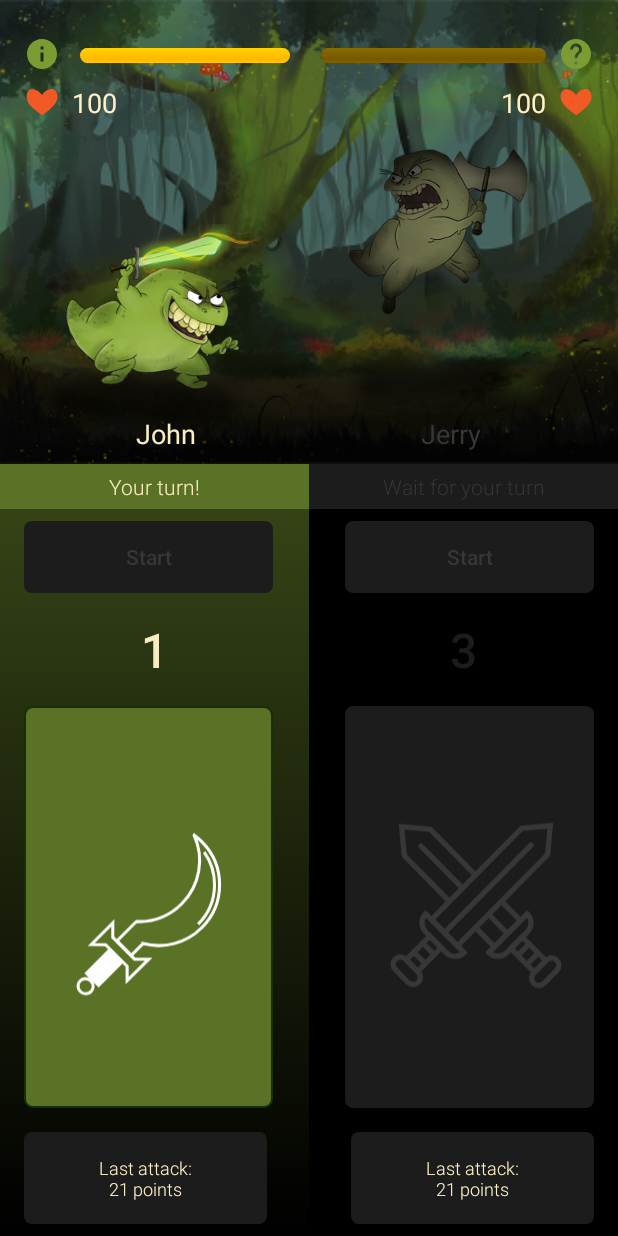
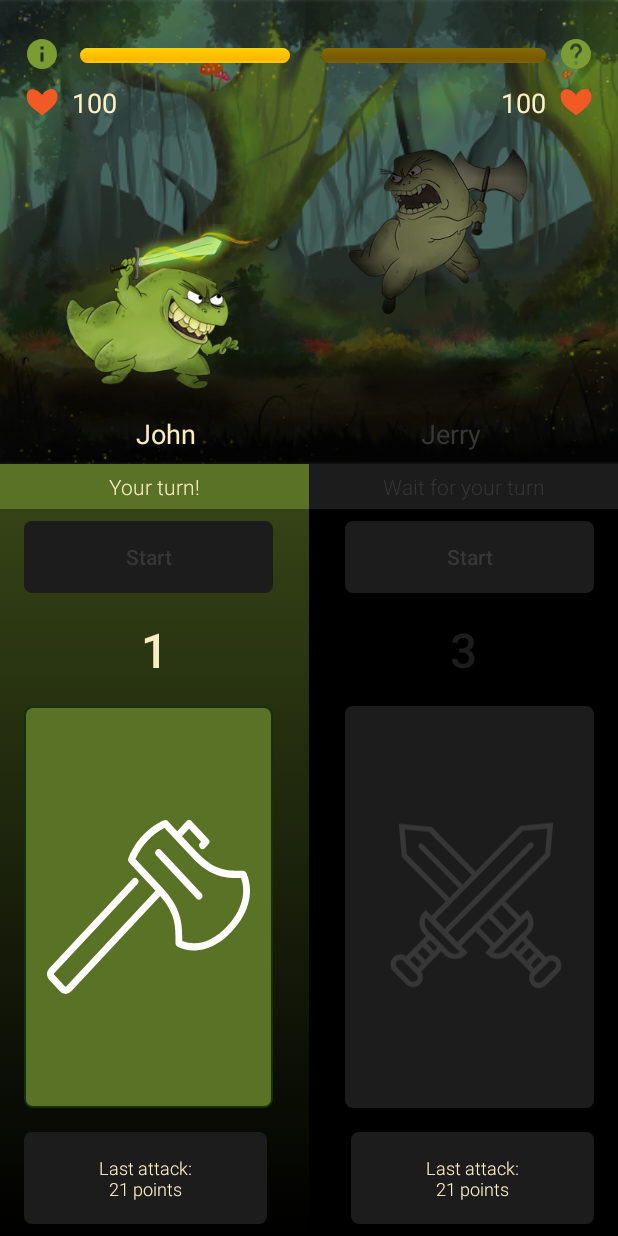
Before and after one commit to suwalszczyzna/MadTadpoles, an Android app: the screen it shows after launch (MainActivity), after a tap on "Start", on a phone screen of 412 x 824 dp. Run offline under Robolectric (Android 15) with nearby library versions, the phone set to English and light mode, and no system bars; Roboto replaces fonts that are not available here.

Commit message:
Added new guns

```diff
--- a/app/src/main/java/com/example/android/madtadpoles/Dialog.java
+++ b/app/src/main/java/com/example/android/madtadpoles/Dialog.java
@@ -18,9 +18,6 @@ public class Dialog extends AppCompatDialogFragment {
 
     private EditText editKM, editKT;
     private DialogListener listener;
-
-
-
 
 
     @Override
--- a/app/src/main/java/com/example/android/madtadpoles/MainActivity.java
+++ b/app/src/main/java/com/example/android/madtadpoles/MainActivity.java
@@ -25,14 +25,13 @@ public class MainActivity extends AppCompatActivity implements Dialog.DialogList
 
     public int mainCounterKM = 3;
     public int mainCounterKT = 3;
-    boolean isCounterKMworking, isCounterKTworking;
     boolean isAttackHitted = false;
     public CountDownTimer countDownTimerKM, countDownTimerKT; // Ola's code
 
 
     Button helpButton;
     TextView textViewKM, textViewKT;
-    Gun[] guns = new Gun[3];
+    Gun[] guns = new Gun[7];
 
     protected void onCreate(Bundle savedInstanceState) {
         super.onCreate(savedInstanceState);
@@ -59,7 +58,7 @@ public class MainActivity extends AppCompatActivity implements Dialog.DialogList
         helpButton.setOnClickListener(new View.OnClickListener() {
             @Override
             public void onClick(View view) {
-                openDialog();
+                openChangeNamesDialog();
             }
         });
 
@@ -244,7 +243,7 @@ public class MainActivity extends AppCompatActivity implements Dialog.DialogList
         labelCounterKT.setText(String.valueOf(mainCounterKT));
     }
 
-    public void openDialog(){
+    public void openChangeNamesDialog(){
         Dialog dialog = new Dialog();
         dialog.show(getSupportFragmentManager(),"dialog");
     }
@@ -339,22 +338,26 @@ public class MainActivity extends AppCompatActivity implements Dialog.DialogList
 
     public void createGuns(){
 
-        guns[0] = new Gun(15,R.drawable.ic_miecz);
-        guns[1] = new Gun(25,R.drawable.ic_arc);
-        guns[2] = new Gun(35, R.drawable.ic_sickle);
+        guns[0] = new Gun(4,R.drawable.ic_miecz);
+        guns[1] = new Gun(6,R.drawable.ic_arc);
+        guns[2] = new Gun(15, R.drawable.ic_sickle);
+        guns[3] = new Gun(10,R.drawable.ic_axe);
+        guns[4] = new Gun(5,R.drawable.ic_baseball);
+        guns[5] = new Gun(30,R.drawable.ic_bomb);
+        guns[6] = new Gun(50,R.drawable.ic_bigbomb);
 
     }
     public int i = 0;
     public void startWeaponKMCounter(){
 
         final ImageButton attackKMButton = (ImageButton) findViewById(R.id.KMBtnAttack);
-        new CountDownTimer(4000, 80){
+        new CountDownTimer(4000, 120){
             @Override
             public void onTick(long l) {
 
                 attackKMButton.setImageResource(guns[i].icon);
                 i++;
-                if (i>2){
+                if (i>6){
                     i = 0;
                 }
                 if(isAttackHitted){
@@ -389,7 +392,7 @@ public class MainActivity extends AppCompatActivity implements Dialog.DialogList
 
                 attackKTButton.setImageResource(guns[i].icon);
                 i++;
-                if (i>2){
+                if (i>6){
                     i = 0;
                 }
                 if(isAttackHitted){
--- /dev/null
+++ b/app/src/main/res/drawable/ic_axe.xml
@@ -0,0 +1,5 @@
+<vector android:height="24dp" android:viewportHeight="140.58"
+    android:viewportWidth="175.76" android:width="28dp" xmlns:android="http://schemas.android.com/apk/res/android">
+    <path android:fillColor="#FFF" android:pathData="M98.65,24.29a2.93,2.93 0,0 0,-4.14 4.14l35.14,35.14a2.93,2.93 0,0 0,4.14 -4.14ZM98.65,24.29"/>
+    <path android:fillColor="#FFF" android:pathData="M172.34,42.46A2.94,2.94 0,0 0,169.8 41l-5.13,0c-10.51,0 -21.11,-1.17 -35.22,-15.28l-12.6,-12.58L123,7.06l10.49,10.49 -0.86,0.85a2.93,2.93 0,1 0,4.11 4.18l3,-2.92a2.93,2.93 0,0 0,0 -4.16L125.06,0.86a2.93,2.93 0,0 0,-4.14 0L112.7,9 104.5,0.86a2.93,2.93 0,0 0,-3 -0.7C101.12,0.28 92,3.41 82.85,12.57S70.51,30.89 70.38,31.27a2.93,2.93 0,0 0,0.7 3L93.93,57.13 17,134.06a2.42,2.42 0,0 1,-0.9 0.66,2 2,0 0,1 -0.83,-0.6l-8.84,-8.84a1.92,1.92 0,0 1,-0.58 -0.82,1.93 1.93,0 0,1 0.59,-0.84L78.2,51.85a2.93,2.93 0,1 0,-4.14 -4.14L2.31,119.48c-3.07,3.07 -3.07,6.88 0,9.94l8.84,8.84a7,7 0,0 0,5 2.32,7.19 7.19,0 0,0 5.05,-2.38L98,61.32C111.4,75.69 111.33,86.51 111.23,97v2.57a2.94,2.94 0,0 0,1.48 2.54,31.56 31.56,0 0,0 14.63,3.31c7.9,0 20,-2.69 32.82,-15.5C185,65.07 172.86,43.37 172.34,42.46ZM156,85.78c-9.15,9.15 -18.79,13.78 -28.68,13.78a28.13,28.13 0,0 1,-10.24 -1.87L117.08,97c0.1,-11.05 0.23,-24.81 -17,-42L76.6,31.52A51.39,51.39 0,0 1,87 16.71,50.75 50.75,0 0,1 101.74,6.37l23.57,23.52c15.68,15.68 28,17 39.36,17l3.29,0c2,4.82 6.34,20.62 -12,38.91ZM156,85.78"/>
+</vector>
--- /dev/null
+++ b/app/src/main/res/drawable/ic_baseball.xml
@@ -0,0 +1,4 @@
+<vector android:height="24dp" android:viewportHeight="140.91"
+    android:viewportWidth="140.84" android:width="24dp" xmlns:android="http://schemas.android.com/apk/res/android">
+    <path android:fillColor="#FFF" android:pathData="M140,10.62a3.56,3.56 0,0 0,-0.29 -0.36l-9,-9c-1,-1 -3.76,-2.81 -8.56,1l-0.2,0.2A8,8 0,0 0,119.47 8a4.61,4.61 0,0 0,1.31 3.3l0.1,0.1L4.18,117l-0.1,0.1a13.92,13.92 0,0 0,9.74 23.79,14.84 14.84,0 0,0 10,-4l0.1,-0.06L129.7,20.23l0.1,0.1a1.62,1.62 0,0 0,0.36 0.29,4.72 4.72,0 0,0 2.71,0.82 8.31,8.31 0,0 0,5.69 -2.75c2.35,-2.52 3,-5.82 1.47,-8.07ZM20.36,133.29c-3.92,3.53 -9.31,3.53 -12.85,0a9,9 0,0 1,-2.65 -6.41,8.91 8.91,0 0,1 2.61,-6.37L76.35,58.18l6.54,6.18ZM86.19,60.73 L80,54.88 85,50.43l5.69,5.39ZM94,52.19l-5.39,-5.07 4.93,-4.44 4.9,4.61ZM101.71,43.63 L97.17,39.35L124.27,14.8l1.86,1.86ZM135,15.13a3.68,3.68 0,0 1,-2.16 1.31l-8.53,-8.5a3.59,3.59 0,0 1,1 -1.86,5.78 5.78,0 0,1 2.06,-1.18l8.53,8.5a2.69,2.69 0,0 1,-0.91 1.73ZM135,15.13"/>
+</vector>
--- /dev/null
+++ b/app/src/main/res/drawable/ic_bigbomb.xml
@@ -0,0 +1,10 @@
+<vector android:height="40dp" android:viewportHeight="161.84"
+    android:viewportWidth="86.45" android:width="24dp" xmlns:android="http://schemas.android.com/apk/res/android">
+    <path android:fillColor="#FFF" android:pathData="M32.44,67.43H19.49a2.7,2.7 0,1 1,0 -5.39H32.44a2.7,2.7 0,1 1,0 5.39Z"/>
+    <path android:fillColor="#FFF" android:pathData="M43.23,62a8,8 0,0 1,-8.09 -8.09V2.7A2.55,2.55 0,0 1,37.83 0H48.62a2.55,2.55 0,0 1,2.7 2.7V53.95A8,8 0,0 1,43.23 62ZM40.53,5.39V53.95a2.7,2.7 0,1 0,5.39 0V5.39Z"/>
+    <path android:fillColor="#FFF" android:pathData="M43.23,161.84a32.29,32.29 0,0 1,-32.37 -32.37V100.61A116.14,116.14 0,0 1,35.67 29.13a2.55,2.55 0,0 1,3 -0.81,2.59 2.59,0 0,1 1.89,2.43v23.2a2.7,2.7 0,1 0,5.39 0V30.75a2.59,2.59 0,0 1,1.89 -2.43,3 3,0 0,1 3,0.81A116.72,116.72 0,0 1,75.6 100.61v28.86A32.29,32.29 0,0 1,43.23 161.84ZM35.14,39.11a110.91,110.91 0,0 0,-18.88 61.5v28.86a27,27 0,0 0,53.95 0V100.61a110.91,110.91 0,0 0,-18.88 -61.5V53.95a8.09,8.09 0,0 1,-16.18 0Z"/>
+    <path android:fillColor="#FFF" android:pathData="M62.38,56.1h-0.81a4.84,4.84 0,0 1,-1.89 -1.35A110.39,110.39 0,0 0,46.19 32.64,3.83 3.83,0 0,1 45.66,31V16.18a2.59,2.59 0,0 1,1.89 -2.43L77.21,3a2.62,2.62 0,0 1,2.43 0.27c0.81,0.27 1.08,1.08 1.35,1.89l5.39,32.37a2.56,2.56 0,0 1,-1.08 2.7L64,55.57A3.83,3.83 0,0 1,62.38 56.1ZM51.32,29.94A130.35,130.35 0,0 1,63.46 49.36L80.72,36.68 76.13,9.17l-24.82,8.9Z"/>
+    <path android:fillColor="#FFF" android:pathData="M24.08,56.1a3.83,3.83 0,0 1,-1.62 -0.54L1.15,40.19a2.56,2.56 0,0 1,-1.08 -2.7L5.46,5.12c0,-0.81 0.54,-1.35 1.35,-1.89A2.16,2.16 0,0 1,9 3L38.64,13.76a2.59,2.59 0,0 1,1.89 2.43V30.75A3.83,3.83 0,0 1,40 32.37,103.32 103.32,0 0,0 26.5,54.49a2,2 0,0 1,-1.89 1.35C24.35,55.83 24.35,56.1 24.08,56.1ZM5.73,36.68 L23,49.36A145.81,145.81 0,0 1,35.14 29.94V18.07L10.32,9.17Z"/>
+    <path android:fillColor="#FFF" android:pathData="M43.23,161.84h-0.54c-17.53,-0.27 -31.83,-15.11 -31.83,-33.18v-4.59a3.33,3.33 0,0 1,1.08 -2.16,2.62 2.62,0 0,1 2.43,-0.27l0.54,0.27a81.08,81.08 0,0 0,56.37 0l0.54,-0.27a2.62,2.62 0,0 1,2.43 0.27,2.45 2.45,0 0,1 1.08,2.16v5.39a32.9,32.9 0,0 1,-9.71 23.2A31.17,31.17 0,0 1,43.23 161.84ZM16.23,127.84v0.54c0,15.11 11.87,27.78 26.43,28.05a27.32,27.32 0,0 0,19.42 -7.82,27 27,0 0,0 8.09,-19.15v-1.62A87.75,87.75 0,0 1,16.25 127.85Z"/>
+    <path android:fillColor="#FFF" android:pathData="M27,78.22H16.25a2.7,2.7 0,0 1,0 -5.39H27a2.7,2.7 0,1 1,0 5.39Z"/>
+</vector>
--- /dev/null
+++ b/app/src/main/res/drawable/ic_bomb.xml
@@ -0,0 +1,23 @@
+<vector android:height="24dp" android:viewportHeight="152.51"
+    android:viewportWidth="139.43" android:width="24dp" xmlns:android="http://schemas.android.com/apk/res/android">
+    <path android:fillColor="#FFF" android:pathData="M120.71,26.73L99.79,26.73A10.64,10.64 0,0 1,89.16 16.11a15.53,15.53 0,1 0,-31.05 0L58.11,21.5h-8A5.07,5.07 0,0 0,45 26.57L45,34a60,60 0,1 0,31.05 0L76.05,26.57A5.07,5.07 0,0 0,71 21.5L63,21.5L63,16.11a10.62,10.62 0,1 1,21.25 0A15.54,15.54 0,0 0,99.79 31.64h20.92a2.45,2.45 0,1 0,0 -4.9ZM115.64,91.94A55.08,55.08 0,1 1,60.56 36.87,55.14 55.14,0 0,1 115.64,91.94ZM71.19,26.57v6.34a60.35,60.35 0,0 0,-21.25 0L49.94,26.57a0.16,0.16 0,0 1,0.16 -0.16L71,26.41A0.16,0.16 0,0 1,71.19 26.57Z"/>
+    <path android:fillColor="#FFF" android:pathData="M136.4,26.73h-5.23a2.45,2.45 0,1 0,0 4.9h5.23a2.45,2.45 0,0 0,0 -4.9Z"/>
+    <path android:fillColor="#FFF" android:pathData="M136.4,32.22h-5.23a3,3 0,1 1,0 -6.07h5.23a3,3 0,0 1,0 6.07ZM131.17,27.32a1.87,1.87 0,1 0,0 3.74h5.23a1.87,1.87 0,0 0,0 -3.74Z"/>
+    <path android:fillColor="#FFF" android:pathData="M120.71,11a2.45,2.45 0,0 0,-2.45 2.45v5.23a2.45,2.45 0,0 0,4.9 0V13.49A2.45,2.45 0,0 0,120.71 11Z"/>
+    <path android:fillColor="#FFF" android:pathData="M120.71,21.76a3,3 0,0 1,-3 -3L117.71,13.5a3,3 0,0 1,6.07 0v5.23A3,3 0,0 1,120.71 21.76ZM120.71,11.63a1.87,1.87 0,0 0,-1.87 1.87v5.23a1.87,1.87 0,1 0,3.74 0L122.58,13.5A1.87,1.87 0,0 0,120.71 11.63Z"/>
+    <path android:fillColor="#FFF" android:pathData="M120.71,37.19a2.45,2.45 0,0 0,-2.45 2.45v5.23a2.45,2.45 0,0 0,4.9 0V39.64A2.45,2.45 0,0 0,120.71 37.19Z"/>
+    <path android:fillColor="#FFF" android:pathData="M120.71,47.91a3,3 0,0 1,-3 -3L117.71,39.64a3,3 0,0 1,6.07 0v5.23A3,3 0,0 1,120.71 47.91ZM120.71,37.78a1.87,1.87 0,0 0,-1.87 1.87v5.23a1.87,1.87 0,1 0,3.74 0L122.58,39.64A1.87,1.87 0,0 0,120.71 37.78Z"/>
+    <path android:fillColor="#FFF" android:pathData="M129.84,34.85a2.45,2.45 0,0 0,-3.47 3.47l3.7,3.7a2.45,2.45 0,1 0,3.47 -3.47Z"/>
+    <path android:fillColor="#FFF" android:pathData="M131.8,43.31a3,3 0,0 1,-2.15 -0.89l-3.7,-3.7a3,3 0,0 1,0 -4.29,3.11 3.11,0 0,1 4.29,0l3.7,3.7a3,3 0,0 1,-2.15 5.18ZM128.1,34.71a1.87,1.87 0,0 0,-1.32 3.19l3.7,3.7a1.91,1.91 0,0 0,2.64 0,1.87 1.87,0 0,0 0,-2.64l-3.7,-3.7A1.86,1.86 0,0 0,128.1 34.71Z"/>
+    <path android:fillColor="#FFF" android:pathData="M111.58,23.52A2.45,2.45 0,1 0,115 20.06l-3.7,-3.7a2.45,2.45 0,0 0,-3.47 3.47Z"/>
+    <path android:fillColor="#FFF" android:pathData="M113.31,24.82a3,3 0,0 1,-2.15 -0.89h0l-3.7,-3.7a3,3 0,0 1,0 -4.29,3.11 3.11,0 0,1 4.29,0l3.7,3.7a3,3 0,0 1,-2.15 5.18ZM109.61,16.22a1.87,1.87 0,0 0,-1.32 3.19l3.7,3.7a1.91,1.91 0,0 0,2.64 0,1.87 1.87,0 0,0 0,-2.64l-3.7,-3.7A1.86,1.86 0,0 0,109.61 16.22Z"/>
+    <path android:fillColor="#FFF" android:pathData="M111.58,34.85l-3.7,3.7A2.45,2.45 0,1 0,111.35 42l3.7,-3.7a2.45,2.45 0,0 0,-3.47 -3.47Z"/>
+    <path android:fillColor="#FFF" android:pathData="M109.61,43.31a3,3 0,0 1,-2.15 -5.18l3.7,-3.7a3,3 0,0 1,2.15 -0.89h0a3,3 0,0 1,2.15 5.18l-3.7,3.7A3,3 0,0 1,109.61 43.31ZM113.31,34.71a1.86,1.86 0,0 0,-1.32 0.55l-3.7,3.7a1.87,1.87 0,0 0,0 2.64,1.91 1.91,0 0,0 2.64,0l3.7,-3.7a1.87,1.87 0,0 0,-1.32 -3.19Z"/>
+    <path android:fillColor="#FFF" android:pathData="M128.1,24.24a2.44,2.44 0,0 0,1.73 -0.72l3.7,-3.7a2.45,2.45 0,0 0,-3.47 -3.47l-3.7,3.7a2.45,2.45 0,0 0,1.73 4.19Z"/>
+    <path android:fillColor="#FFF" android:pathData="M128.1,24.82A3,3 0,0 1,126 19.64l3.7,-3.7a3.11,3.11 0,0 1,4.29 0,3 3,0 0,1 0,4.29l-3.7,3.7A3,3 0,0 1,128.1 24.82ZM131.8,16.22a1.86,1.86 0,0 0,-1.32 0.55l-3.7,3.7a1.87,1.87 0,0 0,0 2.64,1.91 1.91,0 0,0 2.64,0l3.7,-3.7a1.87,1.87 0,0 0,-1.32 -3.19Z"/>
+    <path android:fillColor="#FFF" android:pathData="M77.93,50.83a44.65,44.65 0,0 1,4.95 2.46,2.45 2.45,0 0,0 2.46,-4.24 49.55,49.55 0,0 0,-5.49 -2.74,2.45 2.45,0 1,0 -1.91,4.52Z"/>
+    <path android:fillColor="#FFF" android:pathData="M84.1,54.21a3,3 0,0 1,-1.52 -0.41,44 44,0 0,0 -4.88,-2.43h0a3,3 0,1 1,2.36 -5.59,50.25 50.25,0 0,1 5.56,2.77 3,3 0,0 1,-1.52 5.66ZM78.89,46.71a1.87,1.87 0,0 0,-0.73 3.59h0a45.26,45.26 0,0 1,5 2.5,1.91 1.91,0 0,0 2.55,-0.68A1.87,1.87 0,0 0,85 49.56a49,49 0,0 0,-5.43 -2.7A1.85,1.85 0,0 0,78.88 46.7Z"/>
+    <path android:fillColor="#FFF" android:pathData="M50.65,135.45a44.72,44.72 0,0 1,-25.4 -16.24,2.45 2.45,0 0,0 -3.88,3 49.63,49.63 0,0 0,28.19 18,2.45 2.45,0 1,0 1.08,-4.78Z"/>
+    <path android:fillColor="#FFF" android:pathData="M50.11,140.88a3,3 0,0 1,-0.67 -0.08,50.22 50.22,0 0,1 -28.53,-18.24 3,3 0,0 1,4.8 -3.71,44.13 44.13,0 0,0 25.07,16h0a3,3 0,0 1,-0.67 6ZM23.31,118.88a1.87,1.87 0,0 0,-1.47 3,49 49,0 0,0 27.86,17.81 1.88,1.88 0,0 0,2.23 -1.41A1.87,1.87 0,0 0,50.52 136h0a45.31,45.31 0,0 1,-25.73 -16.46,1.85 1.85,0 0,0 -1.24,-0.71Z"/>
+    <path android:fillColor="#FFF" android:pathData="M90.3,58.68a44.56,44.56 0,0 1,13.14 20.87,2.45 2.45,0 1,0 4.71,-1.36A49.46,49.46 0,0 0,93.57 55a2.45,2.45 0,0 0,-3.27 3.65Z"/>
+</vector>
--- a/app/src/main/res/layout/dialog.xml
+++ b/app/src/main/res/layout/dialog.xml
@@ -13,7 +13,7 @@
         android:layout_margin="8dp"
         android:textSize="18sp"
         android:textColor="@color/white_icon"
-        android:text="Do you want to change names?" />
+        android:text="@string/change_names_dialog" />
 
     <EditText
         android:id="@+id/etKM"
@@ -21,7 +21,7 @@
         android:layout_height="wrap_content"
         android:layout_margin="8dp"
         android:ems="10"
-        android:hint="John"
+        android:hint="@string/john"
         android:inputType="textPersonName"
         android:textAppearance="@style/TextAppearance.AppCompat.Title"
         android:textColorHint="@color/colorAccent" />
@@ -32,7 +32,7 @@
         android:layout_height="wrap_content"
         android:layout_margin="8dp"
         android:ems="10"
-        android:hint="Jerry"
+        android:hint="@string/jerry"
         android:inputType="textPersonName"
         android:textAppearance="@style/TextAppearance.AppCompat.Title"
         android:textColorHint="@color/colorAccent" />
--- a/app/src/main/res/values/strings.xml
+++ b/app/src/main/res/values/strings.xml
@@ -7,4 +7,7 @@
     <string name="km_hp_value">100</string>
     <string name="kt_hp_value">100</string>
     <string name="attack_btn_desc">Attack Button</string>
+    <string name="change_names_dialog">Do you want to change names?</string>
+    <string name="john">John</string>
+    <string name="jerry">Jerry</string>
 </resources>
```
